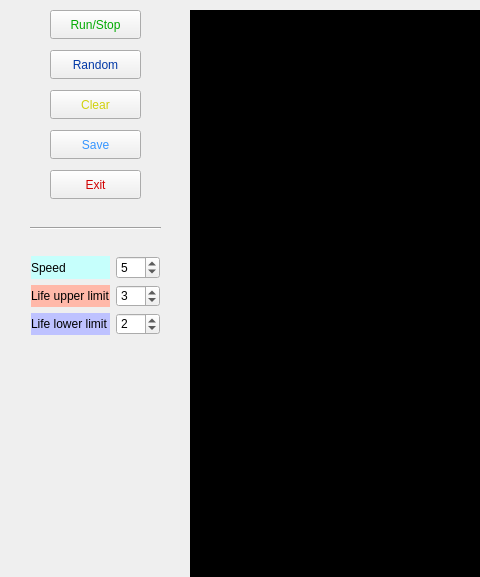
The window that mainwindow.ui (Liu8018/ConwayLifeGame) describes before a commit, drawn with Qt 5; both pictures show x 0 to 480 and y 0 to 577 of the 1309 by 740 pixel window.
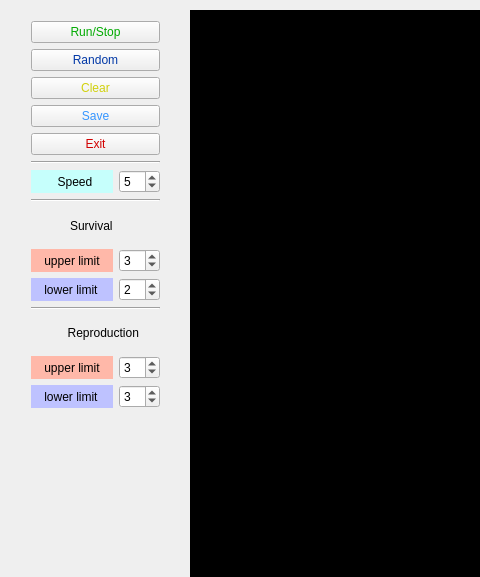
The same window after the commit.

The edit to the form file:
```diff
--- a/mainwindow.ui
+++ b/mainwindow.ui
@@ -19,13 +19,13 @@
   <property name="minimumSize">
    <size>
     <width>1309</width>
-    <height>680</height>
+    <height>740</height>
    </size>
   </property>
   <property name="maximumSize">
    <size>
     <width>1309</width>
-    <height>900</height>
+    <height>740</height>
    </size>
   </property>
   <property name="windowTitle">
@@ -48,120 +48,87 @@
      <string/>
     </property>
    </widget>
-   <widget class="QPushButton" name="RunStop_pushButton">
+   <widget class="QLabel" name="RunStopState_label">
     <property name="geometry">
      <rect>
-      <x>50</x>
-      <y>10</y>
-      <width>91</width>
-      <height>29</height>
+      <x>60</x>
+      <y>450</y>
+      <width>71</width>
+      <height>17</height>
      </rect>
     </property>
-    <property name="styleSheet">
-     <string notr="true">color: rgb(0, 170, 0);</string>
-    </property>
     <property name="text">
-     <string>Run/Stop</string>
+     <string/>
     </property>
    </widget>
-   <widget class="QPushButton" name="Random_pushButton">
-    <property name="geometry">
-     <rect>
-      <x>50</x>
-      <y>50</y>
-      <width>91</width>
-      <height>29</height>
-     </rect>
-    </property>
-    <property name="styleSheet">
-     <string notr="true">color: rgb(0, 55, 166);</string>
-    </property>
-    <property name="text">
-     <string>Random</string>
-    </property>
-   </widget>
-   <widget class="QPushButton" name="Save_pushButton">
-    <property name="geometry">
-     <rect>
-      <x>50</x>
-      <y>130</y>
-      <width>91</width>
-      <height>29</height>
-     </rect>
-    </property>
-    <property name="styleSheet">
-     <string notr="true">color: rgb(53, 149, 255);</string>
-    </property>
-    <property name="text">
-     <string>Save</string>
-    </property>
-   </widget>
-   <widget class="QPushButton" name="Clear_pushButton">
-    <property name="geometry">
-     <rect>
-      <x>50</x>
-      <y>90</y>
-      <width>91</width>
-      <height>29</height>
-     </rect>
-    </property>
-    <property name="styleSheet">
-     <string notr="true">color: rgb(209, 209, 12);</string>
-    </property>
-    <property name="text">
-     <string>Clear</string>
-    </property>
-   </widget>
-   <widget class="Line" name="line">
-    <property name="geometry">
-     <rect>
-      <x>30</x>
-      <y>220</y>
-      <width>131</width>
-      <height>16</height>
-     </rect>
-    </property>
-    <property name="orientation">
-     <enum>Qt::Horizontal</enum>
-    </property>
-   </widget>
-   <widget class="QPushButton" name="Exit_pushButton">
-    <property name="geometry">
-     <rect>
-      <x>50</x>
-      <y>170</y>
-      <width>91</width>
-      <height>29</height>
-     </rect>
-    </property>
-    <property name="styleSheet">
-     <string notr="true">color: rgb(209, 0, 0);</string>
-    </property>
-    <property name="text">
-     <string>Exit</string>
-    </property>
-   </widget>
-   <widget class="QWidget" name="layoutWidget">
+   <widget class="QWidget" name="">
     <property name="geometry">
      <rect>
       <x>20</x>
-      <y>245</y>
+      <y>10</y>
       <width>151</width>
-      <height>101</height>
+      <height>409</height>
      </rect>
     </property>
     <layout class="QGridLayout" name="gridLayout">
-     <item row="0" column="0">
-      <widget class="QLabel" name="Speed_label">
+     <item row="0" column="0" colspan="3">
+      <widget class="QPushButton" name="RunStop_pushButton">
        <property name="styleSheet">
-        <string notr="true">background-color: rgb(198, 255, 252);</string>
+        <string notr="true">color: rgb(0, 170, 0);</string>
        </property>
        <property name="text">
-        <string>Speed</string>
+        <string>Run/Stop</string>
        </property>
       </widget>
      </item>
-     <item row="0" column="1">
+     <item row="1" column="0" colspan="3">
+      <widget class="QPushButton" name="Random_pushButton">
+       <property name="styleSheet">
+        <string notr="true">color: rgb(0, 55, 166);</string>
+       </property>
+       <property name="text">
+        <string>Random</string>
+       </property>
+      </widget>
+     </item>
+     <item row="2" column="0" colspan="3">
+      <widget class="QPushButton" name="Clear_pushButton">
+       <property name="styleSheet">
+        <string notr="true">color: rgb(209, 209, 12);</string>
+       </property>
+       <property name="text">
+        <string>Clear</string>
+       </property>
+      </widget>
+     </item>
+     <item row="3" column="0" colspan="3">
+      <widget class="QPushButton" name="Save_pushButton">
+       <property name="styleSheet">
+        <string notr="true">color: rgb(53, 149, 255);</string>
+       </property>
+       <property name="text">
+        <string>Save</string>
+       </property>
+      </widget>
+     </item>
+     <item row="4" column="0" colspan="3">
+      <widget class="QPushButton" name="Exit_pushButton">
+       <property name="styleSheet">
+        <string notr="true">color: rgb(209, 0, 0);</string>
+       </property>
+       <property name="text">
+        <string>Exit</string>
+       </property>
+      </widget>
+     </item>
+     <item row="5" column="0" colspan="3">
+      <widget class="Line" name="line">
+       <property name="orientation">
+        <enum>Qt::Horizontal</enum>
+       </property>
+      </widget>
+     </item>
+     <item row="6" column="2">
       <widget class="QSpinBox" name="Speed_spinBox">
        <property name="minimum">
         <number>1</number>
@@ -174,18 +141,32 @@
        </property>
       </widget>
      </item>
-     <item row="1" column="0">
-      <widget class="QLabel" name="LifeUpperLimit_label">
+     <item row="7" column="0" colspan="3">
+      <widget class="Line" name="line_2">
+       <property name="orientation">
+        <enum>Qt::Horizontal</enum>
+       </property>
+      </widget>
+     </item>
+     <item row="8" column="1">
+      <widget class="QLabel" name="Survival_label">
+       <property name="text">
+        <string>Survival</string>
+       </property>
+      </widget>
+     </item>
+     <item row="9" column="0" colspan="2">
+      <widget class="QLabel" name="SurvivalUpperLimit_label">
        <property name="styleSheet">
         <string notr="true">background-color: rgb(255, 184, 169);</string>
        </property>
        <property name="text">
-        <string>Life upper limit</string>
+        <string>    upper limit</string>
        </property>
       </widget>
      </item>
-     <item row="1" column="1">
-      <widget class="QSpinBox" name="LifeUpperLimit_spinBox">
+     <item row="9" column="2">
+      <widget class="QSpinBox" name="SurvivalUpperLimit_spinBox">
        <property name="maximum">
         <number>8</number>
        </property>
@@ -194,18 +175,18 @@
        </property>
       </widget>
      </item>
-     <item row="2" column="0">
-      <widget class="QLabel" name="LifeLowerLimit_label">
+     <item row="10" column="0" colspan="2">
+      <widget class="QLabel" name="SurvivalLowerLimit_label">
        <property name="styleSheet">
         <string notr="true">background-color: rgb(190, 194, 255);</string>
        </property>
        <property name="text">
-        <string>Life lower limit</string>
+        <string>    lower limit</string>
        </property>
       </widget>
      </item>
-     <item row="2" column="1">
-      <widget class="QSpinBox" name="LifeLowerLimit_spinBox">
+     <item row="10" column="2">
+      <widget class="QSpinBox" name="SurvivalLowerLimit_spinBox">
        <property name="maximum">
         <number>8</number>
        </property>
@@ -214,21 +195,72 @@
        </property>
       </widget>
      </item>
+     <item row="11" column="0" colspan="3">
+      <widget class="Line" name="line_3">
+       <property name="orientation">
+        <enum>Qt::Horizontal</enum>
+       </property>
+      </widget>
+     </item>
+     <item row="12" column="0" colspan="3">
+      <widget class="QLabel" name="Reproduction_label">
+       <property name="text">
+        <string>           Reproduction</string>
+       </property>
+      </widget>
+     </item>
+     <item row="13" column="0" colspan="2">
+      <widget class="QLabel" name="ReproductionUpperLimit_label">
+       <property name="styleSheet">
+        <string notr="true">background-color: rgb(255, 184, 169);</string>
+       </property>
+       <property name="text">
+        <string>    upper limit</string>
+       </property>
+      </widget>
+     </item>
+     <item row="13" column="2">
+      <widget class="QSpinBox" name="ReproductionUpperLimit_spinBox">
+       <property name="maximum">
+        <number>8</number>
+       </property>
+       <property name="value">
+        <number>3</number>
+       </property>
+      </widget>
+     </item>
+     <item row="14" column="0" colspan="2">
+      <widget class="QLabel" name="ReproductionLowerLimit_label">
+       <property name="styleSheet">
+        <string notr="true">background-color: rgb(190, 194, 255);</string>
+       </property>
+       <property name="text">
+        <string>    lower limit</string>
+       </property>
+      </widget>
+     </item>
+     <item row="14" column="2">
+      <widget class="QSpinBox" name="ReproductionLowerLimit_spinBox">
+       <property name="maximum">
+        <number>8</number>
+       </property>
+       <property name="value">
+        <number>3</number>
+       </property>
+      </widget>
+     </item>
+     <item row="6" column="0" colspan="2">
+      <widget class="QLabel" name="Speed_label">
+       <property name="styleSheet">
+        <string notr="true">background-color: rgb(198, 255, 252);</string>
+       </property>
+       <property name="text">
+        <string>        Speed</string>
+       </property>
+      </widget>
+     </item>
     </layout>
    </widget>
-   <widget class="QLabel" name="RunStopState_label">
-    <property name="geometry">
-     <rect>
-      <x>70</x>
-      <y>390</y>
-      <width>71</width>
-      <height>17</height>
-     </rect>
-    </property>
-    <property name="text">
-     <string/>
-    </property>
-   </widget>
   </widget>
  </widget>
  <layoutdefault spacing="6" margin="11"/>
```
